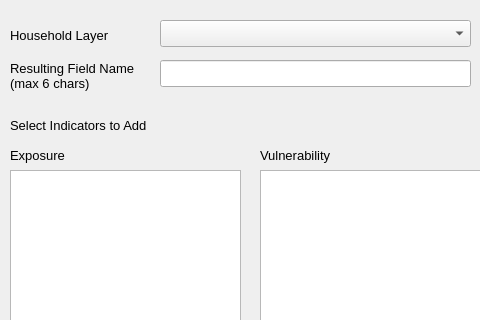
Qt form mhcvam_unicef_indicators_household_dialog.ui (benhur07b/mhcvam) before a commit; both pictures show x 0 to 480 and y 0 to 320 of the 1004 by 589 pixel window.
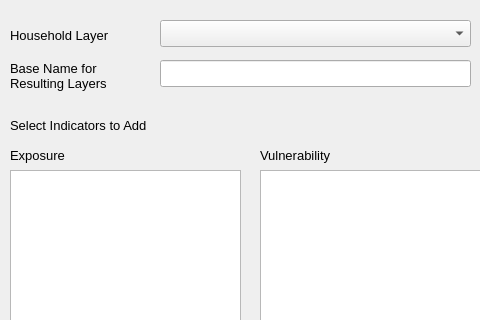
The same form after that commit. Icons and pictures are not drawn. Custom widgets are drawn as their Qt base class.

```diff
--- a/mhcvam_unicef_indicators_household_dialog.ui
+++ b/mhcvam_unicef_indicators_household_dialog.ui
@@ -177,7 +177,7 @@
     <enum>QFrame::Plain</enum>
    </property>
    <property name="text">
-    <string>Resulting Field Name (max 6 chars)</string>
+    <string>Base Name for Resulting Layers</string>
    </property>
    <property name="wordWrap">
     <bool>true</bool>
```
